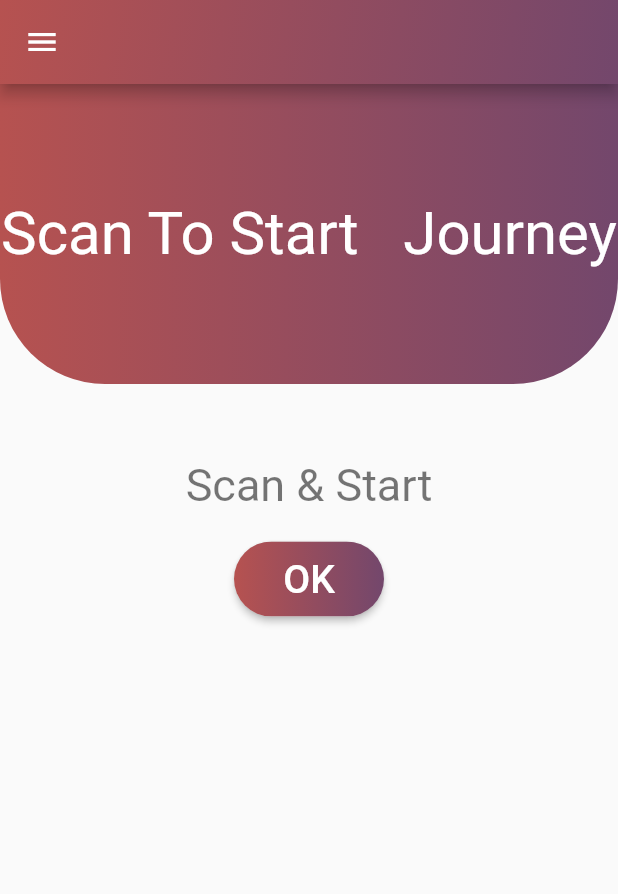
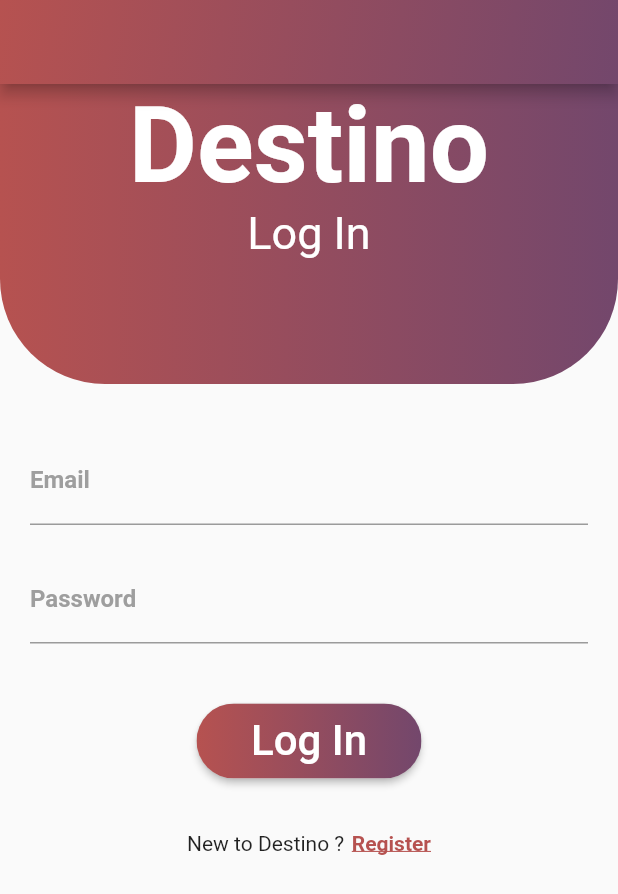
Before and after one commit to Rashy98/ticketing_Che_Mobile, a Flutter app: the screen it shows after launch, on a phone screen of 412 x 824 dp. Shown: the top 894 px of the screen. Run offline on Flutter 3.47's test engine with Material 2 defaults, Android fonts, the phone set to English and light mode, and no system bars; our stand-ins replace shared_preferences; Roboto replaces fonts that are missing (Montserrat).

Commit message:
Login Done

```diff
--- /dev/null
+++ b/lib/Screens/LoginPage.dart
@@ -0,0 +1,292 @@
+import 'dart:convert';
+import 'dart:io';
+
+import 'package:flutter/cupertino.dart';
+import 'package:flutter/material.dart';
+import 'package:ticketing_app/Screens/FinishScan.dart';
+import 'package:ticketing_app/Screens/ScanQR.dart';
+import 'package:ticketing_app/Widget/NavDrawer.dart';
+import "dart:math";
+import 'package:http/http.dart' as http;
+import 'package:shared_preferences/shared_preferences.dart';
+
+
+class LoginPage extends StatefulWidget{
+
+  @override
+  _LoginPageState createState() => _LoginPageState();
+}
+
+
+class _LoginPageState extends State <LoginPage> {
+
+  TextEditingController _emailController = TextEditingController();
+  TextEditingController _passController = TextEditingController();
+
+  bool _isloading = false;
+
+  signIn(String email, String pass) async {
+    String url = "http://10.0.2.2:8000/user/login";
+    SharedPreferences sharedPreferences = await SharedPreferences.getInstance();
+    Map body = {"email": email, "password": pass};
+    var jsonResponse;
+    var res = await http.post(url, body: body);
+    if (res.statusCode == 200) {
+      jsonResponse = json.decode(res.body);
+
+//      print("Response Status: ${res.statusCode}");
+//      print("Response Status: ${res.body}");
+
+      if (jsonResponse != null) {
+        setState(() {
+          _isloading = false;
+        });
+
+        sharedPreferences.setString("token", jsonResponse['id']);
+        print(sharedPreferences.getString('token'));
+
+
+
+        Navigator.of(context).pushAndRemoveUntil(
+            MaterialPageRoute(builder: (BuildContext context) => ScanQR()),
+                (Route<dynamic> route) => false);
+      }
+    } else {
+      setState(() {
+        _isloading = false;
+      });
+      print("Response Status: ${res.body}");
+    }
+  }
+    authenticate(String email, String pass) async {
+      String myurl =
+          "http://10.0.2.2:8000/user/login/";
+      http.post(myurl, headers: {
+        'Accept': 'application/json',
+        'authorization': 'pass your key(optional)'
+      }, body: {
+        "email": email,
+        "password": pass
+      }).then((response) {
+        print(response.statusCode);
+        print(response.body);
+
+      });
+  }
+
+
+  @override
+  Widget build(BuildContext context) {
+    return Scaffold(
+
+      appBar: AppBar(
+        flexibleSpace: Container(
+          decoration: BoxDecoration(
+              gradient: LinearGradient(
+                  begin: Alignment.topLeft,
+                  end: Alignment.bottomRight,
+                  colors: <Color>[
+                    Color.fromARGB(255, 182, 82, 80),
+                    Color.fromARGB(255, 115, 71, 108),
+                  ])
+          ),
+        ),
+
+//        title: Text('TicketingApp'),
+
+      ),
+      body: Container(
+         child: SingleChildScrollView(
+        child: Column(
+          children: [
+            Container(
+                decoration: new BoxDecoration(
+//                         border: Border.all(color: Colors.red),
+                  borderRadius: BorderRadius.only(
+                      bottomLeft: Radius.circular(70.0),
+                      bottomRight: Radius.circular(70.0)),
+                  gradient: new LinearGradient(
+                      colors: [
+                        Color.fromARGB(255, 182, 82, 80),
+                        Color.fromARGB(255, 115, 71, 108),
+                      ],
+                      begin: const FractionalOffset(0.0, 0.0),
+                      end: const FractionalOffset(1.0, 0.0),
+                      stops: [0.0, 1.0],
+                      tileMode: TileMode.clamp),
+                ),
+                child: Padding(
+                  padding: const EdgeInsets.all(0),
+                  child: Column(
+                      mainAxisAlignment: MainAxisAlignment.start,
+                      crossAxisAlignment: CrossAxisAlignment.start,
+                      children: [
+                        Container(
+                            height: 200,
+                            width: 412,
+                            decoration: BoxDecoration(
+//                        border: Border.all(color: Colors.red),
+                                borderRadius: BorderRadius.only(
+                                    bottomLeft: Radius.circular(20.0),
+                                    bottomRight: Radius.circular(20.0)),
+                                boxShadow: [
+//                          BoxShadow(color:  Colors.red)
+                                ]
+                            ),
+
+//                            child:Center(
+                            child: Column(
+                                children: [
+                                  Text('Destino', style: TextStyle(color: Colors
+                                      .white, fontSize: 70, fontWeight: FontWeight
+                                      .bold),  textAlign: TextAlign.center, ),
+                                  Text('Log In', style: TextStyle(color: Colors
+                                      .white, fontSize: 30,), textAlign: TextAlign.center,)
+
+                                ]
+                            )
+                        ),
+                      ]
+
+                  ),
+                )
+            ),
+            Container(
+                padding: EdgeInsets.only(top: 35.0, left: 20.0, right: 20.0),
+
+                child: Column(
+                  children: [
+                    Container (
+                        child:TextField
+                          (
+                          controller: _emailController,
+                          decoration: InputDecoration(
+                              labelText: 'Email',
+                              labelStyle: TextStyle(
+                                  fontFamily: 'Montserrat',
+                                  fontWeight: FontWeight.bold,
+                                  color: Colors.grey),
+                              focusedBorder: UnderlineInputBorder(
+                                  borderSide: BorderSide(color: Colors.purple))),
+                        )
+                    ),
+                    SizedBox(height: 20.0),
+                    Container (
+                        child:TextField
+                          (
+                          controller: _passController,
+                          obscureText: true,
+                          decoration: InputDecoration(
+                              labelText: 'Password',
+                              labelStyle: TextStyle(
+                                  fontFamily: 'Montserrat',
+                                  fontWeight: FontWeight.bold,
+                                  color: Colors.grey),
+                              focusedBorder: UnderlineInputBorder(
+                                  borderSide: BorderSide(color: Colors.purple))),
+                        )
+                    ),
+
+                    SizedBox(height: 40.0),
+
+                    Container(
+                      height: 50.0,
+                      child: RaisedButton(
+                        onPressed: ()=> signIn(_emailController.text, _passController.text),
+                        shape: RoundedRectangleBorder(
+                            borderRadius: BorderRadius.circular(80.0)),
+                        padding: EdgeInsets.all(0.0),
+                        child: Ink(
+                          decoration: BoxDecoration(
+                              gradient: LinearGradient(colors: [
+                                Color.fromARGB(255, 182, 82, 80),
+                                Color.fromARGB(255, 115, 71, 108)
+                              ],
+                                begin: Alignment.centerLeft,
+                                end: Alignment.centerRight,
+                              ),
+                              borderRadius: BorderRadius.circular(30.0)
+                          ),
+                          child: Container(
+                            constraints: BoxConstraints(
+                                maxWidth: 150.0),
+                            alignment: Alignment.center,
+                            child: Text(
+                              "Log In",
+                              textAlign: TextAlign.center,
+                              style: TextStyle(
+                                  color: Colors.white,
+                                  fontSize: 28
+                              ),
+                            ),
+                          ),
+                        ),
+                      ),
+                    ),
+//                  Container(
+//                    height: 40.0,
+//                    child: Material(
+//                      borderRadius: BorderRadius.circular(20.0),
+//                      shadowColor: Colors.greenAccent,
+//                      color: Color.fromARGB(255, 182, 82, 80),
+//                      elevation: 7.0,
+//                      child: GestureDetector(
+//                        onTap: _emailController.text == "" || _passController.text ==""
+//                        ? null
+//                        :(){
+//                          setState(() {
+//                            _isloading = true;
+//                          });
+//                          signIn(_emailController.text, _passController.text);
+//                        },
+//                        child: Center(
+//                          child: Text(
+//                            'LOGIN',
+//                            style: TextStyle(
+//                                color: Colors.white,
+//                                fontWeight: FontWeight.bold,
+//                                fontFamily: 'Montserrat'),
+//                          ),
+//                        ),
+//                      ),
+//                    ),
+//                  ),
+                    SizedBox(height: 20.0),
+
+
+
+                 ],
+
+                )),
+            SizedBox(height: 15.0),
+            Row(
+              mainAxisAlignment: MainAxisAlignment.center,
+              children: <Widget>[
+                Text(
+                  'New to Destino ?',
+                  style: TextStyle(fontFamily: 'Montserrat'),
+                ),
+                SizedBox(width: 5.0),
+                InkWell(
+                  onTap: () {
+                    Navigator.of(context).pushNamed('/signup');
+                  },
+                  child: Text(
+                    'Register',
+                    style: TextStyle(
+                        color: Color.fromARGB(255, 182, 82, 80),
+                        fontFamily: 'Montserrat',
+                        fontWeight: FontWeight.bold,
+                        decoration: TextDecoration.underline),
+                  ),
+                )
+              ],
+            )
+
+          ],
+        ),
+      ),
+      )
+    );
+  }
+}
--- a/lib/Screens/ScanQR.dart
+++ b/lib/Screens/ScanQR.dart
@@ -89,6 +89,7 @@ class ScanQR extends StatelessWidget{
             height: 50.0,
             child: RaisedButton(
               onPressed: () => {
+                print("KOLLO"),
               Navigator.of(context).pop(),
               Navigator.push(
               context, MaterialPageRoute(builder: (context) => StartPointC())
--- a/lib/main.dart
+++ b/lib/main.dart
@@ -1,5 +1,9 @@
 import 'package:flutter/material.dart';
 import 'package:ticketing_app/Screens/ScanQR.dart';
+import 'package:ticketing_app/Screens/LoginPage.dart';
+import 'package:ticketing_app/Screens/Register.dart';
+
+
 
 void main() {
   runApp(MyApp());
@@ -27,7 +31,7 @@ class MyApp extends StatelessWidget {
         // closer together (more dense) than on mobile platforms.
         visualDensity: VisualDensity.adaptivePlatformDensity,
       ),
-      home:ScanQR(),
+      home:LoginPage(),
     );
   }
 }
--- a/pubspec.yaml
+++ b/pubspec.yaml
@@ -31,6 +31,8 @@ dependencies:
   # The following adds the Cupertino Icons font to your application.
   # Use with the CupertinoIcons class for iOS style icons.
   cupertino_icons: ^0.1.3
+  shared_preferences: ^0.5.12
+
 
 
 dev_dependencies:
```
Also changed, not shown: lib/Screens/Register.dart (added, +382 -0 lines), lib/Screens/StartPoint.dart (+15 -1 lines), pubspec.lock.
